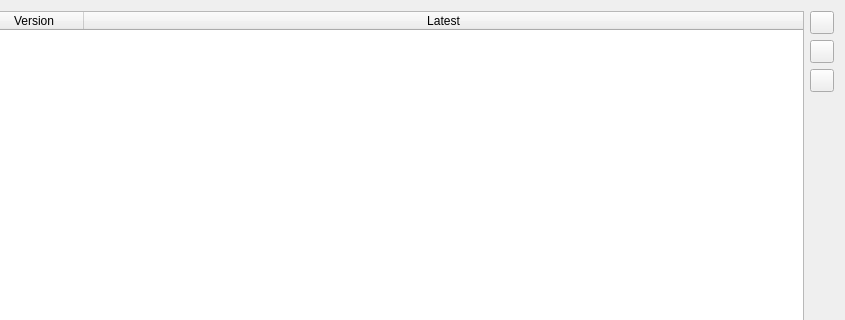
Old version of the form data/forms/widget_package_manager.ui in the repository pythoningLearning/hackedit; both pictures show x 128 to 973 and y 0 to 320 of the 973 by 571 pixel window.
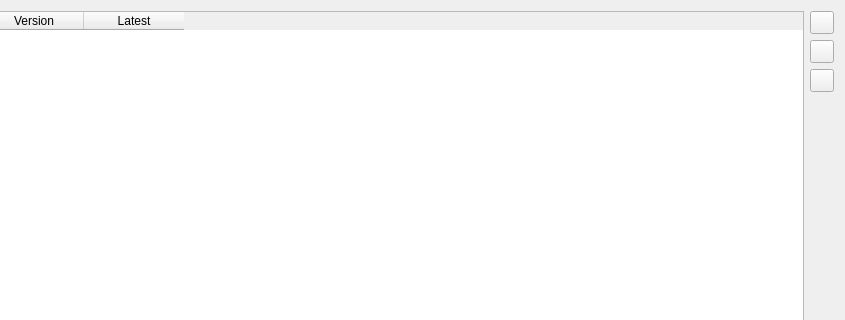
New version of the form. Icons and pictures are not drawn.

```diff
--- a/data/forms/widget_package_manager.ui
+++ b/data/forms/widget_package_manager.ui
@@ -34,7 +34,7 @@
         <bool>true</bool>
        </property>
        <attribute name="horizontalHeaderStretchLastSection">
-        <bool>true</bool>
+        <bool>false</bool>
        </attribute>
        <attribute name="verticalHeaderVisible">
         <bool>false</bool>
```
